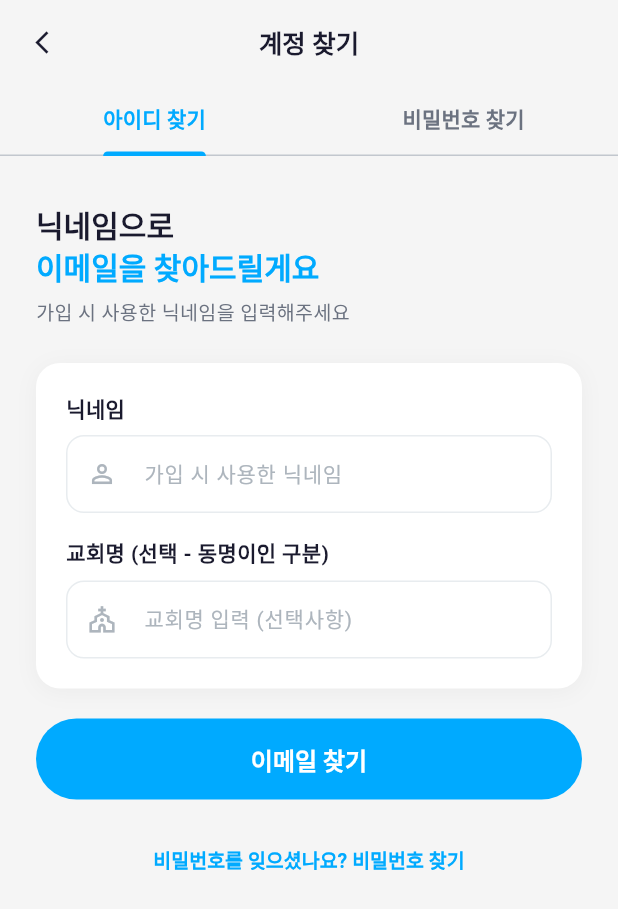
After one commit to silliju/intercesso-app, a Flutter app: the FindAccountScreen screen opened by its route, on a phone screen of 412 x 824 dp. The commit adds this screen. Shown: the top 909 px of the screen. Run offline on Flutter 3.47's test engine with Material 3 defaults, Android fonts, the phone set to English and light mode, and no system bars; our stand-ins replace go_router, google_sign_in, shared_preferences; missing offline and left inert: kakao_flutter_sdk_user; accounts and stored records are empty.

Commit message:
feat: 아이디 찾기 & 비밀번호 찾기 기능 추가
백엔드:
- POST /api/auth/find-email: 닉네임(+교회명)으로 이메일 찾기 (마스킹 처리)
- POST /api/auth/forgot-password: Supabase Auth 비밀번호 재설정 이메일 발송

웹앱:
- 로그인 페이지에 '아이디 찾기 | 비밀번호 찾기' 링크 추가
- page-find-account: 닉네임 입력 → 마스킹된 이메일 표시
- page-forgot-password: 이메일 입력 → 재설정 링크 발송 → 완료 화면

Flutter 앱:
- find_account_screen.dart 신규 생성 (탭 2개: 아이디 찾기 / 비밀번호 찾기)
- 로그인 화면에 '아이디 찾기 | 비밀번호 찾기' 버튼 추가
- /find-account 라우트 등록 (showPasswordTab 파라미터 지원)

```diff
--- a/intercesso_app/lib/routes/app_router.dart
+++ b/intercesso_app/lib/routes/app_router.dart
@@ -6,6 +6,7 @@ import '../screens/splash_screen.dart';
 import '../screens/onboarding/onboarding_screen.dart';
 import '../screens/auth/login_screen.dart';
 import '../screens/auth/signup_screen.dart';
+import '../screens/auth/find_account_screen.dart';
 import '../screens/main/main_tab_screen.dart';
 import '../screens/prayer/prayer_detail_screen.dart';
 import '../screens/prayer/create_prayer_screen.dart';
@@ -36,7 +37,8 @@ GoRouter createRouter(AuthProvider authProvider) {
       }
 
       if (!isAuth && !isOnboarding && !isLogin && !isSignup) {
-        return '/login';
+        final isFindAccount = state.matchedLocation == '/find-account';
+        if (!isFindAccount) return '/login';
       }
 
       if (isAuth && (isLogin || isSignup || isOnboarding)) {
@@ -51,6 +53,13 @@ GoRouter createRouter(AuthProvider authProvider) {
       GoRoute(path: '/onboarding', builder: (ctx, state) => const OnboardingScreen()),
       GoRoute(path: '/login', builder: (ctx, state) => const LoginScreen()),
       GoRoute(path: '/signup', builder: (ctx, state) => const SignupScreen()),
+      GoRoute(
+        path: '/find-account',
+        builder: (ctx, state) {
+          final extra = state.extra as Map<String, dynamic>?;
+          return FindAccountScreen(showPasswordTab: extra?['showPasswordTab'] == true);
+        },
+      ),
       GoRoute(path: '/home', builder: (ctx, state) => const MainTabScreen()),
       GoRoute(
         path: '/prayer/:id',
--- /dev/null
+++ b/intercesso_app/lib/screens/auth/find_account_screen.dart
@@ -0,0 +1,492 @@
+// lib/screens/auth/find_account_screen.dart
+// 아이디(이메일) 찾기 & 비밀번호 재설정 요청 화면
+import 'package:flutter/material.dart';
+import 'package:go_router/go_router.dart';
+import '../../config/theme.dart';
+import '../../services/api_service.dart';
+
+class FindAccountScreen extends StatefulWidget {
+  final bool showPasswordTab; // true면 비밀번호찾기 탭 먼저 표시
+  const FindAccountScreen({super.key, this.showPasswordTab = false});
+
+  @override
+  State<FindAccountScreen> createState() => _FindAccountScreenState();
+}
+
+class _FindAccountScreenState extends State<FindAccountScreen>
+    with SingleTickerProviderStateMixin {
+  late TabController _tabController;
+  final ApiService _api = ApiService();
+
+  // ── 아이디 찾기 ──
+  final _nickController = TextEditingController();
+  final _churchController = TextEditingController();
+  bool _findLoading = false;
+  List<Map<String, dynamic>> _foundAccounts = [];
+  String? _findError;
+
+  // ── 비밀번호 찾기 ──
+  final _emailController = TextEditingController();
+  bool _fpLoading = false;
+  bool _fpSent = false;
+  String? _fpError;
+  String _sentEmail = '';
+
+  @override
+  void initState() {
+    super.initState();
+    _tabController = TabController(
+      length: 2,
+      vsync: this,
+      initialIndex: widget.showPasswordTab ? 1 : 0,
+    );
+  }
+
+  @override
+  void dispose() {
+    _tabController.dispose();
+    _nickController.dispose();
+    _churchController.dispose();
+    _emailController.dispose();
+    super.dispose();
+  }
+
+  // ── 아이디 찾기 API 호출 ──
+  Future<void> _findAccount() async {
+    final nick = _nickController.text.trim();
+    if (nick.isEmpty) {
+      setState(() => _findError = '닉네임을 입력해주세요');
+      return;
+    }
+    setState(() { _findLoading = true; _findError = null; _foundAccounts = []; });
+
+    try {
+      final body = <String, dynamic>{'nickname': nick};
+      final church = _churchController.text.trim();
+      if (church.isNotEmpty) body['church_name'] = church;
+
+      final res = await _api.post('/auth/find-email', body: body);
+      if (res['success'] == true) {
+        final users = (res['data']?['users'] as List?) ?? [];
+        setState(() {
+          _foundAccounts = users.cast<Map<String, dynamic>>();
+          if (_foundAccounts.isEmpty) _findError = '일치하는 계정을 찾을 수 없습니다';
+        });
+      } else {
+        setState(() => _findError = res['message'] ?? '계정을 찾을 수 없습니다');
+      }
+    } catch (e) {
+      setState(() => _findError = '서버 연결에 실패했습니다');
+    } finally {
+      setState(() => _findLoading = false);
+    }
+  }
+
+  // ── 비밀번호 재설정 이메일 발송 ──
+  Future<void> _forgotPassword() async {
+    final email = _emailController.text.trim();
+    if (email.isEmpty) {
+      setState(() => _fpError = '이메일을 입력해주세요');
+      return;
+    }
+    if (!email.contains('@')) {
+      setState(() => _fpError = '올바른 이메일 형식을 입력해주세요');
+      return;
+    }
+    setState(() { _fpLoading = true; _fpError = null; });
+
+    try {
+      final res = await _api.post('/auth/forgot-password', body: {'email': email});
+      if (res['success'] == true) {
+        setState(() { _fpSent = true; _sentEmail = email; });
+      } else {
+        setState(() => _fpError = res['message'] ?? '이메일 발송에 실패했습니다');
+      }
+    } catch (e) {
+      setState(() => _fpError = '서버 연결에 실패했습니다');
+    } finally {
+      setState(() => _fpLoading = false);
+    }
+  }
+
+  void _snack(String msg, {bool error = false}) {
+    if (!mounted) return;
+    ScaffoldMessenger.of(context).showSnackBar(SnackBar(
+      content: Text(msg),
+      backgroundColor: error ? AppTheme.error : AppTheme.primary,
+      behavior: SnackBarBehavior.floating,
+      shape: RoundedRectangleBorder(borderRadius: BorderRadius.circular(12)),
+    ));
+  }
+
+  @override
+  Widget build(BuildContext context) {
+    return Scaffold(
+      backgroundColor: AppTheme.background,
+      appBar: AppBar(
+        backgroundColor: AppTheme.background,
+        elevation: 0,
+        leading: IconButton(
+          icon: const Icon(Icons.arrow_back_ios_new, size: 18),
+          onPressed: () => context.go('/login'),
+        ),
+        title: const Text('계정 찾기',
+            style: TextStyle(fontSize: 17, fontWeight: FontWeight.w700)),
+        bottom: TabBar(
+          controller: _tabController,
+          indicatorColor: AppTheme.primary,
+          labelColor: AppTheme.primary,
+          unselectedLabelColor: AppTheme.textSecondary,
+          labelStyle: const TextStyle(fontWeight: FontWeight.w700, fontSize: 14),
+          tabs: const [
+            Tab(text: '아이디 찾기'),
+            Tab(text: '비밀번호 찾기'),
+          ],
+        ),
+      ),
+      body: TabBarView(
+        controller: _tabController,
+        children: [
+          _buildFindIdTab(),
+          _buildForgotPwTab(),
+        ],
+      ),
+    );
+  }
+
+  // ────────────────────────────────
+  // 탭 1: 아이디 찾기
+  // ────────────────────────────────
+  Widget _buildFindIdTab() {
+    return SingleChildScrollView(
+      padding: const EdgeInsets.all(24),
+      child: Column(
+        crossAxisAlignment: CrossAxisAlignment.start,
+        children: [
+          const SizedBox(height: 8),
+          RichText(
+            text: const TextSpan(
+              style: TextStyle(fontSize: 20, fontWeight: FontWeight.w800,
+                  color: AppTheme.textPrimary, height: 1.4),
+              children: [
+                TextSpan(text: '닉네임으로\n'),
+                TextSpan(text: '이메일을 찾아드릴게요',
+                    style: TextStyle(color: AppTheme.primary)),
+              ],
+            ),
+          ),
+          const SizedBox(height: 6),
+          const Text('가입 시 사용한 닉네임을 입력해주세요',
+              style: TextStyle(fontSize: 13, color: AppTheme.textSecondary)),
+          const SizedBox(height: 24),
+
+          Container(
+            padding: const EdgeInsets.all(20),
+            decoration: AppTheme.cardDecoration,
+            child: Column(
+              crossAxisAlignment: CrossAxisAlignment.start,
+              children: [
+                _label('닉네임'),
+                const SizedBox(height: 8),
+                TextField(
+                  controller: _nickController,
+                  textInputAction: TextInputAction.next,
+                  decoration: const InputDecoration(
+                    hintText: '가입 시 사용한 닉네임',
+                    prefixIcon: Icon(Icons.person_outline,
+                        color: AppTheme.textLight, size: 20),
+                  ),
+                  onSubmitted: (_) => FocusScope.of(context).nextFocus(),
+                ),
+                const SizedBox(height: 16),
+                _label('교회명 (선택 - 동명이인 구분)'),
+                const SizedBox(height: 8),
+                TextField(
+                  controller: _churchController,
+                  textInputAction: TextInputAction.done,
+                  decoration: const InputDecoration(
+                    hintText: '교회명 입력 (선택사항)',
+                    prefixIcon: Icon(Icons.church_outlined,
+                        color: AppTheme.textLight, size: 20),
+                  ),
+                  onSubmitted: (_) => _findAccount(),
+                ),
+              ],
+            ),
+          ),
+
+          // 에러 메시지
+          if (_findError != null) ...[
+            const SizedBox(height: 12),
+            Container(
+              padding: const EdgeInsets.symmetric(horizontal: 14, vertical: 10),
+              decoration: BoxDecoration(
+                color: AppTheme.error.withValues(alpha: 0.08),
+                borderRadius: BorderRadius.circular(10),
+              ),
+              child: Row(children: [
+                const Icon(Icons.error_outline, color: AppTheme.error, size: 16),
+                const SizedBox(width: 8),
+                Expanded(child: Text(_findError!,
+                    style: const TextStyle(color: AppTheme.error, fontSize: 13))),
+              ]),
+            ),
+          ],
+
+          const SizedBox(height: 20),
+          SizedBox(
+            width: double.infinity,
+            height: 54,
+            child: ElevatedButton(
+              onPressed: _findLoading ? null : _findAccount,
+              child: _findLoading
+                  ? const SizedBox(width: 22, height: 22,
+                      child: CircularProgressIndicator(strokeWidth: 2.5, color: Colors.white))
+                  : const Text('이메일 찾기'),
+            ),
+          ),
+
+          // 결과 표시
+          if (_foundAccounts.isNotEmpty) ...[
+            const SizedBox(height: 20),
+            Container(
+              padding: const EdgeInsets.all(20),
+              decoration: AppTheme.cardDecoration,
+              child: Column(
+                crossAxisAlignment: CrossAxisAlignment.start,
+                children: [
+                  const Text('🎉 계정을 찾았습니다',
+                      style: TextStyle(fontSize: 14, fontWeight: FontWeight.w700,
+                          color: AppTheme.textPrimary)),
+                  const SizedBox(height: 12),
+                  ..._foundAccounts.map((u) => Container(
+                    margin: const EdgeInsets.only(bottom: 8),
+                    padding: const EdgeInsets.all(14),
+                    decoration: BoxDecoration(
+                      color: AppTheme.background,
+                      borderRadius: BorderRadius.circular(10),
+                    ),
+                    child: Column(
+                      crossAxisAlignment: CrossAxisAlignment.start,
+                      children: [
+                        const Text('이메일',
+                            style: TextStyle(fontSize: 12,
+                                color: AppTheme.textSecondary)),
+                        const SizedBox(height: 4),
+                        Text('✉️  ${u['email']}',
+                            style: const TextStyle(fontSize: 15,
+                                fontWeight: FontWeight.w700,
+                                color: AppTheme.textPrimary)),
+                        if (u['church_name'] != null) ...[
+                          const SizedBox(height: 4),
+                          Text('⛪  ${u['church_name']}',
+                              style: const TextStyle(fontSize: 12,
+                                  color: AppTheme.textSecondary)),
+                        ],
+                        const SizedBox(height: 4),
+                        Text('가입일: ${_formatDate(u['created_at'])}',
+                            style: const TextStyle(fontSize: 11,
+                                color: AppTheme.textLight)),
+                      ],
+                    ),
+                  )),
+                  const Divider(),
+                  Center(
+                    child: TextButton(
+                      onPressed: () => context.go('/login'),
+                      child: const Text('로그인하러 가기 →',
+                          style: TextStyle(color: AppTheme.primary,
+                              fontWeight: FontWeight.w700)),
+                    ),
+                  ),
+                ],
+              ),
+            ),
+          ],
+
+          const SizedBox(height: 16),
+          Center(
+            child: TextButton(
+              onPressed: () => _tabController.animateTo(1),
+              child: const Text(
+                '비밀번호를 잊으셨나요? 비밀번호 찾기',
+                style: TextStyle(color: AppTheme.primary,
+                    fontSize: 13, fontWeight: FontWeight.w600),
+              ),
+            ),
+          ),
+          const SizedBox(height: 20),
+        ],
+      ),
+    );
+  }
+
+  // ────────────────────────────────
+  // 탭 2: 비밀번호 찾기
+  // ────────────────────────────────
+  Widget _buildForgotPwTab() {
+    if (_fpSent) return _buildFpDoneView();
+
+    return SingleChildScrollView(
+      padding: const EdgeInsets.all(24),
+      child: Column(
+        crossAxisAlignment: CrossAxisAlignment.start,
+        children: [
+          const SizedBox(height: 8),
+          RichText(
+            text: const TextSpan(
+              style: TextStyle(fontSize: 20, fontWeight: FontWeight.w800,
+                  color: AppTheme.textPrimary, height: 1.4),
+              children: [
+                TextSpan(text: '가입한 이메일로\n'),
+                TextSpan(text: '재설정 링크를 보내드릴게요',
+                    style: TextStyle(color: AppTheme.primary)),
+              ],
+            ),
+          ),
+          const SizedBox(height: 6),
+          const Text('이메일로 비밀번호 재설정 링크가 발송됩니다',
+              style: TextStyle(fontSize: 13, color: AppTheme.textSecondary)),
+          const SizedBox(height: 24),
+
+          Container(
+            padding: const EdgeInsets.all(20),
+            decoration: AppTheme.cardDecoration,
+            child: Column(
+              crossAxisAlignment: CrossAxisAlignment.start,
+              children: [
+                _label('이메일'),
+                const SizedBox(height: 8),
+                TextField(
+                  controller: _emailController,
+                  keyboardType: TextInputType.emailAddress,
+                  textInputAction: TextInputAction.done,
+                  decoration: const InputDecoration(
+                    hintText: '가입 시 사용한 이메일',
+                    prefixIcon: Icon(Icons.email_outlined,
+                        color: AppTheme.textLight, size: 20),
+                  ),
+                  onSubmitted: (_) => _forgotPassword(),
+                ),
+              ],
+            ),
+          ),
+
+          // 에러
+          if (_fpError != null) ...[
+            const SizedBox(height: 12),
+            Container(
+              padding: const EdgeInsets.symmetric(horizontal: 14, vertical: 10),
+              decoration: BoxDecoration(
+                color: AppTheme.error.withValues(alpha: 0.08),
+                borderRadius: BorderRadius.circular(10),
+              ),
+              child: Row(children: [
+                const Icon(Icons.error_outline, color: AppTheme.error, size: 16),
+                const SizedBox(width: 8),
+                Expanded(child: Text(_fpError!,
+                    style: const TextStyle(color: AppTheme.error, fontSize: 13))),
+              ]),
+            ),
+          ],
+
+          const SizedBox(height: 20),
+          SizedBox(
+            width: double.infinity,
+            height: 54,
+            child: ElevatedButton(
+              onPressed: _fpLoading ? null : _forgotPassword,
+              child: _fpLoading
+                  ? const SizedBox(width: 22, height: 22,
+                      child: CircularProgressIndicator(strokeWidth: 2.5, color: Colors.white))
+                  : const Text('재설정 이메일 보내기'),
+            ),
+          ),
+
+          const SizedBox(height: 16),
+          Center(
+            child: TextButton(
+              onPressed: () => _tabController.animateTo(0),
+              child: const Text(
+                '이메일이 기억나지 않나요? 아이디 찾기',
+                style: TextStyle(color: AppTheme.primary,
+                    fontSize: 13, fontWeight: FontWeight.w600),
+              ),
+            ),
+          ),
+          const SizedBox(height: 20),
+        ],
+      ),
+    );
+  }
+
+  // ── 발송 완료 뷰 ──
+  Widget _buildFpDoneView() {
+    return SingleChildScrollView(
+      padding: const EdgeInsets.all(24),
+      child: Column(
+        children: [
+          const SizedBox(height: 40),
+          Container(
+            padding: const EdgeInsets.all(24),
+            decoration: AppTheme.cardDecoration,
+            child: Column(
+              children: [
+                const Text('📬', style: TextStyle(fontSize: 56)),
+                const SizedBox(height: 16),
+                const Text('이메일을 확인해주세요',
+                    style: TextStyle(fontSize: 18, fontWeight: FontWeight.w800,
+                        color: AppTheme.textPrimary)),
+                const SizedBox(height: 8),
+                Text(_sentEmail,
+                    style: const TextStyle(fontSize: 14, fontWeight: FontWeight.w700,
+                        color: AppTheme.primary)),
+                const SizedBox(height: 12),
+                const Text(
+                  '비밀번호 재설정 링크가 발송되었습니다.\n이메일의 링크를 클릭하여\n새 비밀번호를 설정하세요.',
+                  textAlign: TextAlign.center,
+                  style: TextStyle(fontSize: 14, color: AppTheme.textSecondary, height: 1.6),
+                ),
+                const SizedBox(height: 4),
+                const Text('스팸함도 확인해주세요',
+                    style: TextStyle(fontSize: 12, color: AppTheme.textLight)),
+                const SizedBox(height: 20),
+                const Divider(),
+                const SizedBox(height: 8),
+                Row(
+                  mainAxisAlignment: MainAxisAlignment.center,
+                  children: [
+                    TextButton(
+                      onPressed: () => setState(() { _fpSent = false; _emailController.clear(); }),
+                      child: const Text('다른 이메일로 재시도',
+                          style: TextStyle(color: AppTheme.textSecondary, fontSize: 13)),
+                    ),
+                    const Text('|', style: TextStyle(color: Color(0xFFE5E7EB))),
+                    TextButton(
+                      onPressed: () => context.go('/login'),
+                      child: const Text('로그인하러 가기 →',
+                          style: TextStyle(color: AppTheme.primary,
+                              fontWeight: FontWeight.w700, fontSize: 13)),
+                    ),
+                  ],
+                ),
+              ],
+            ),
+          ),
+        ],
+      ),
+    );
+  }
+
+  Widget _label(String text) => Text(text,
+      style: const TextStyle(fontSize: 14, fontWeight: FontWeight.w600,
+          color: AppTheme.textPrimary));
+
+  String _formatDate(String? iso) {
+    if (iso == null) return '';
+    try {
+      final d = DateTime.parse(iso).toLocal();
+      return '${d.year}.${d.month.toString().padLeft(2, '0')}.${d.day.toString().padLeft(2, '0')}';
+    } catch (_) { return ''; }
+  }
+}
```
Also changed, not shown: intercesso_app/lib/screens/auth/login_screen.dart (+32 -1 lines), 10 other files.
